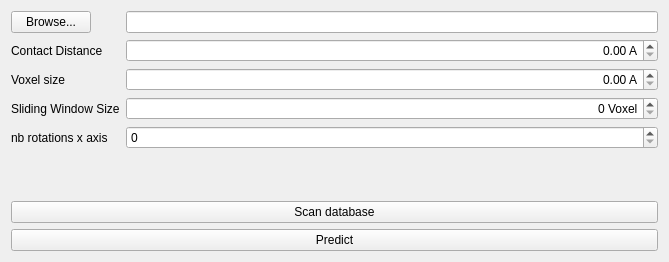
The window that Elements/ProteinScanner/form/SEProteinScannerAppGUI.ui (MathieuRita/INF473-x16) describes before a commit, drawn with Qt 5.
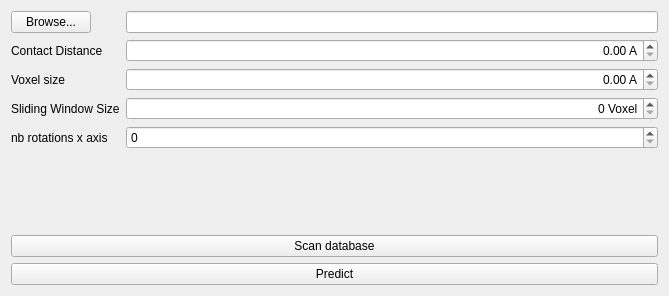
The same window after the commit.

```diff
--- a/Elements/ProteinScanner/form/SEProteinScannerAppGUI.ui
+++ b/Elements/ProteinScanner/form/SEProteinScannerAppGUI.ui
@@ -7,7 +7,7 @@
     <x>0</x>
     <y>0</y>
     <width>669</width>
-    <height>262</height>
+    <height>296</height>
    </rect>
   </property>
   <property name="minimumSize">
```
Left out of the diff: 6 changed lines with no effect on the pictures.
